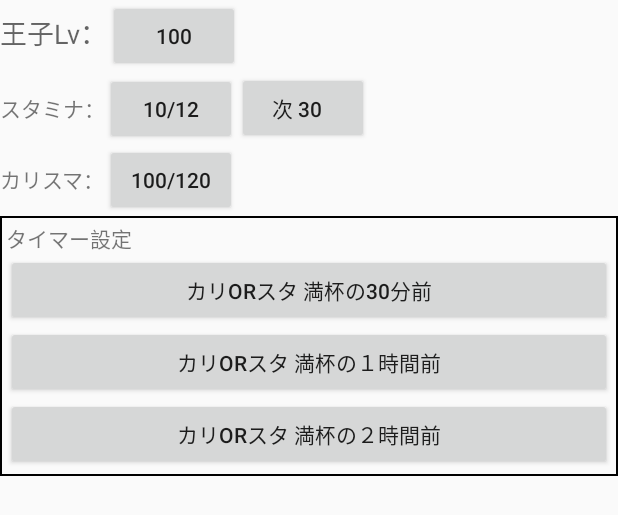
After one commit to toretate/AigisAndroidTools, an Android app: the layout tool_timer.xml on its own in the app's theme, with its tools: preview values and no code run, on a phone screen of 412 x 824 dp. The commit adds this screen. Shown: the top 515 px of the screen. Run offline under Robolectric (Android 15) with nearby library versions, the phone set to English and light mode, and no system bars.

Commit message:
カリスマ／スタミナ 管理用のUIの試作中

```diff
--- a/app/src/main/java/com/toretate/aigisandroidtools/pager/ViewPagerPageDefs.java
+++ b/app/src/main/java/com/toretate/aigisandroidtools/pager/ViewPagerPageDefs.java
@@ -10,6 +10,7 @@ import android.view.ViewGroup;
 
 import com.toretate.aigisandroidtools.R;
 import com.toretate.aigisandroidtools.mission.MissionViewPager;
+import com.toretate.aigisandroidtools.timer.TimerViewPager;
 import com.toretate.aigisandroidtools.twitter.TwitterPageBuilder;
 import com.twitter.sdk.android.core.models.Tweet;
 import com.twitter.sdk.android.tweetui.Timeline;
@@ -99,6 +100,7 @@ public class ViewPagerPageDefs {
 		pageDefs.add( new TwitterUserPagerDef( 		"@aigis1000_A", 	R.id.tw_aigis1000A, 	"tw_aigis1000A",	false,	"Aigis1000_A" ) );
 		pageDefs.add( new TwitterSearchPagerDef(	"#千年戦争アイギス", 	R.id.tw_aigis_hash, 	"tw_aigis_hash",	true, 	"#千年戦争アイギス" ) );
 		pageDefs.add( new MissionViewPager(			"ミッション",			R.id.tool_mission,		"tool_mission",		true	 ) );
+		pageDefs.add( new TimerViewPager(			"カリ/スタ管理",		R.id.tool_timer,		"tool_timer",		false ) );
 		pageDefs.add( new CommonViewPagerPageDef(	"合成表", 			R.id.tool_compose,		"tool_compose",		false,	R.layout.compose_fragment ) );
 		pageDefs.add( new TwitterUserPagerDef( 		"作者", 				R.id.tw_toretatenee,	"tw_toretatenee",	false,	"toretatenee" ) );
 		pageDefs.add( new CommonViewPagerPageDef(	"管理", 				R.id.action_settings,	"action_settings",	false,	-1 ) );
--- /dev/null
+++ b/app/src/main/java/com/toretate/aigisandroidtools/timer/TimerViewPager.java
@@ -0,0 +1,14 @@
+package com.toretate.aigisandroidtools.timer;
+
+import com.toretate.aigisandroidtools.R;
+import com.toretate.aigisandroidtools.pager.ViewPagerPageDefs;
+
+/**
+ * Created by toretate on 16/06/16.
+ * カリスマ/スタミナ 管理ページ
+ */
+public class TimerViewPager extends ViewPagerPageDefs.CommonViewPagerPageDef {
+	public TimerViewPager(String title, int itemId, String key, boolean defVisible) {
+		super(title, itemId, key, defVisible, R.layout.tool_timer);
+	}
+}
--- /dev/null
+++ b/app/src/main/res/drawable/border.xml
@@ -0,0 +1,8 @@
+<?xml version="1.0" encoding="utf-8"?>
+<shape
+	xmlns:android="http://schemas.android.com/apk/res/android"
+	android:shape="rectangle"
+	>
+	<stroke android:width="1dp" android:color="@android:color/black" />
+
+</shape>
--- /dev/null
+++ b/app/src/main/res/layout/tool_timer.xml
@@ -0,0 +1,107 @@
+<?xml version="1.0" encoding="utf-8"?>
+<LinearLayout xmlns:android="http://schemas.android.com/apk/res/android"
+			  xmlns:tools="http://schemas.android.com/tools"
+			  android:layout_width="match_parent"
+			  android:layout_height="match_parent"
+			  android:orientation="vertical"
+	>
+	<!-- 王子Lv -->
+	<LinearLayout
+		android:layout_width="match_parent"
+		android:layout_height="wrap_content">
+		<TextView
+			android:layout_width="wrap_content"
+			android:layout_height="wrap_content"
+			android:text="@string/princeLv"
+			android:textAppearance="?android:attr/textAppearanceMedium" />
+			/>
+		<Button
+			android:id="@+id/princeLvSpinner"
+			android:layout_width="wrap_content"
+			android:layout_height="wrap_content"
+			tools:text="100"
+			/>
+	</LinearLayout>
+
+	<!-- スタミナ -->
+	<LinearLayout
+		android:layout_width="wrap_content"
+		android:layout_height="wrap_content"
+		android:orientation="horizontal"
+		>
+		<TextView
+			android:layout_width="wrap_content"
+			android:layout_height="wrap_content"
+			android:text="スタミナ："
+			/>
+		<Button
+			android:id="@+id/staminaSpinner"
+			android:layout_width="wrap_content"
+			android:layout_height="wrap_content"
+			tools:text="10/12"
+			/>
+
+		<!-- スタミナ(sub) -->
+		<Button
+			android:id="@+id/staminaSubSettingButton"
+			android:layout_width="wrap_content"
+			android:layout_height="wrap_content"
+			android:paddingLeft="4dp"
+			tools:text="次 30"
+			/>
+	</LinearLayout>
+
+
+	<!-- カリスマ -->
+	<LinearLayout
+		android:layout_width="wrap_content"
+		android:layout_height="wrap_content"
+		android:orientation="horizontal"
+		>
+		<TextView
+			android:layout_width="wrap_content"
+			android:layout_height="wrap_content"
+			android:text="カリスマ："
+			/>
+		<Button
+			android:id="@+id/charismaSettingButton"
+			android:layout_width="wrap_content"
+			android:layout_height="wrap_content"
+			tools:text="100/120"
+			/>
+	</LinearLayout>
+
+	<!-- タイマー設定 -->
+	<LinearLayout
+		android:layout_width="match_parent"
+		android:layout_height="wrap_content"
+		android:orientation="vertical"
+		android:padding="4dp"
+		android:background="@drawable/border"
+		>
+		<TextView
+			android:layout_width="match_parent"
+			android:layout_height="wrap_content"
+			android:text="タイマー設定"
+		/>
+		<Button
+			android:layout_width="match_parent"
+			android:layout_height="wrap_content"
+			android:text="カリorスタ 満杯の30分前"
+			android:id="@+id/tool_timer_notify_30m"
+			/>
+		<Button
+			android:layout_width="match_parent"
+			android:layout_height="wrap_content"
+			android:text="カリorスタ 満杯の１時間前"
+			android:id="@+id/tool_timer_notify_1h"
+			/>
+		<Button
+			android:layout_width="match_parent"
+			android:layout_height="wrap_content"
+			android:text="カリorスタ 満杯の２時間前"
+			android:id="@+id/tool_timer_notify_2h"
+			/>
+	</LinearLayout>
+
+</LinearLayout>
--- a/app/src/main/res/menu/activity_main_nav_drawer_drawer.xml
+++ b/app/src/main/res/menu/activity_main_nav_drawer_drawer.xml
@@ -19,6 +19,10 @@
 			android:title="ミッション"
 			/>
 		<item
+			android:id="@+id/tool_timer"
+			android:title="カリ/スタ管理"
+			/>
+		<item
 			android:id="@+id/tw_toretatenee"
 			android:icon="@mipmap/ic_twitter_logo"
 			android:title="＠作者" />
--- a/app/src/main/res/values/strings.xml
+++ b/app/src/main/res/values/strings.xml
@@ -5,4 +5,6 @@
 
 	<string name="navigation_drawer_open">Open navigation drawer</string>
 	<string name="navigation_drawer_close">Close navigation drawer</string>
+
+	<string name="princeLv">王子Lv：</string>
 </resources>
--- a/app/src/main/res/xml/settings.xml
+++ b/app/src/main/res/xml/settings.xml
@@ -16,6 +16,10 @@
 		android:summary="twitter"
 		/>
 	<CheckBoxPreference
+		android:key="tool_timer"
+		android:title="カリ/スタ管理"
+		/>
+	<CheckBoxPreference
 		android:key="tool_compose"
 		android:title="合成表"
 		/>
```
